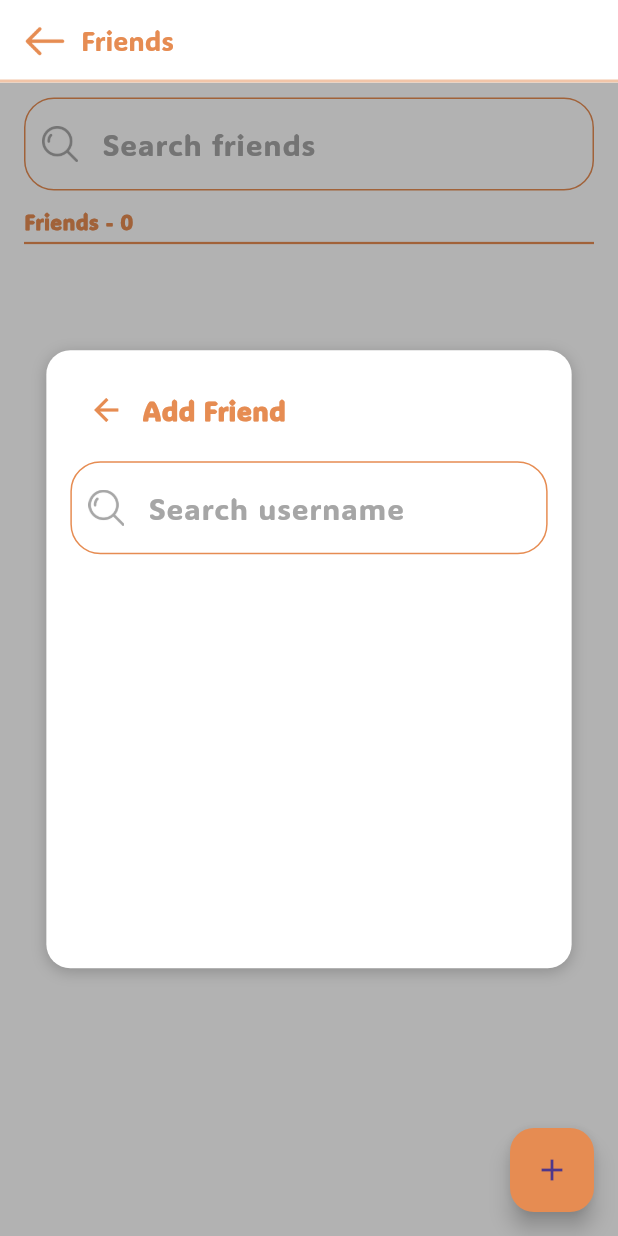
After one commit to nokyalr/mmod_tracker_app, a Flutter app: the FriendsScreen screen opened directly, after a tap on the "add" icon, on a phone screen of 412 x 824 dp. The commit adds this screen. Run offline on Flutter 3.47's test engine with Material 3 defaults, Android fonts, the phone set to English and light mode, and no system bars; our stand-ins replace flutter_cache_manager, shared_preferences; accounts and stored records are empty.

Commit message:
adding friend screen + feature

```diff
--- a/lib/config/constants.dart
+++ b/lib/config/constants.dart
@@ -12,4 +12,5 @@ class APIConfig {
       '$baseUrl/report.php?action=getMoodSummary&user_id';
   static String get fetchReportDates =>
       '$baseUrl/report.php?action=getMoodDates&user_id';
+  static const String getFriends = '$baseUrl/friends.php';
 }
--- a/lib/main.dart
+++ b/lib/main.dart
@@ -3,6 +3,7 @@ import 'package:mood_tracker_app/providers/report_provider.dart';
 import 'package:provider/provider.dart';
 import 'providers/user_provider.dart';
 import 'providers/post_provider.dart';
+import 'providers/friends_provider.dart';
 import 'screens/login_screen.dart';
 
 void main() {
@@ -12,6 +13,7 @@ void main() {
         ChangeNotifierProvider(create: (_) => UserProvider()),
         ChangeNotifierProvider(create: (_) => PostProvider()),
         ChangeNotifierProvider(create: (_) => ReportProvider()),
+        ChangeNotifierProvider(create: (_) => FriendsProvider()),
       ],
       child: const MyApp(),
     ),
--- /dev/null
+++ b/lib/providers/friends_provider.dart
@@ -0,0 +1,61 @@
+import 'dart:convert';
+import 'package:flutter/material.dart';
+import 'package:http/http.dart' as http;
+import '../config/constants.dart';
+
+class FriendsProvider with ChangeNotifier {
+  List<Map<String, dynamic>> _friends = [];
+  List<Map<String, dynamic>> get friends => _friends;
+
+  List<Map<String, dynamic>> _allUsers = [];
+  List<Map<String, dynamic>> get allUsers => _allUsers;
+
+  List<Map<String, dynamic>> filteredUsers = [];
+  List<int> friendIds = [];
+
+  Future<void> fetchFriends(int userId) async {
+    final response = await http.get(
+      Uri.parse('${APIConfig.getFriends}?action=get_friends&user_id=$userId'),
+    );
+    if (response.statusCode == 200) {
+      final data = json.decode(response.body);
+      _friends = List<Map<String, dynamic>>.from(data['friends']);
+      notifyListeners();
+    }
+  }
+
+  Future<void> fetchAllUsers(int userId) async {
+    final response = await http.get(
+      Uri.parse('${APIConfig.getFriends}?action=get_all_users&user_id=$userId'),
+    );
+    if (response.statusCode == 200) {
+      final data = json.decode(response.body);
+      _allUsers = List<Map<String, dynamic>>.from(data['users']);
+      filteredUsers = List.from(_allUsers);
+      notifyListeners();
+    }
+  }
+
+  Future<List<int>> fetchFriendIds(int userId) async {
+    final response = await http.get(
+      Uri.parse(
+          '${APIConfig.getFriends}?action=get_friend_ids&user_id=$userId'),
+    );
+    if (response.statusCode == 200) {
+      final data = json.decode(response.body);
+      friendIds = List<int>.from(data['friend_ids']);
+      notifyListeners();
+      return friendIds;
+    } else {
+      return [];
+    }
+  }
+
+  void searchUsers(String query) {
+    filteredUsers = _allUsers
+        .where((user) =>
+            user['username'].toLowerCase().contains(query.toLowerCase()))
+        .toList();
+    notifyListeners();
+  }
+}
--- a/lib/screens/edit_profile_screen.dart
+++ b/lib/screens/edit_profile_screen.dart
@@ -97,7 +97,7 @@ class EditProfileScreenState extends State<EditProfileScreen> {
         imagePath: 'assets/images/back.png',
         imageHeight: 28,
         titleText: 'Edit Profile',
-        userScreen: const UserScreen(),
+        navigationScreen: const UserScreen(),
         useBorder: true,
         backgroundColor: Colors.white,
         textColor: const Color(0xFFE68C52),
--- /dev/null
+++ b/lib/screens/friends_screen.dart
@@ -0,0 +1,258 @@
+import 'package:flutter/material.dart';
+import 'package:mood_tracker_app/screens/user_screen.dart';
+import 'package:provider/provider.dart';
+import '../providers/friends_provider.dart';
+import '../providers/user_provider.dart';
+import '../widgets/app_bar.dart';
+import '../widgets/text_field.dart';
+
+class FriendsScreen extends StatefulWidget {
+  const FriendsScreen({super.key});
+
+  @override
+  FriendsScreenState createState() => FriendsScreenState();
+}
+
+class FriendsScreenState extends State<FriendsScreen> {
+  final TextEditingController _friendController = TextEditingController();
+  final TextEditingController _searchUsernameController =
+      TextEditingController();
+  String searchQuery = '';
+  bool showOverlay = false;
+
+  List<int> friendIds = [];
+
+  @override
+  void initState() {
+    super.initState();
+    final userId =
+        Provider.of<UserProvider>(context, listen: false).user?['user_id'];
+    if (userId != null) {
+      final friendsProvider =
+          Provider.of<FriendsProvider>(context, listen: false);
+      friendsProvider.fetchFriends(userId);
+      friendsProvider.fetchAllUsers(userId);
+      friendsProvider.fetchFriendIds(userId).then((ids) {
+        setState(() {
+          friendIds = ids;
+        });
+      });
+    }
+  }
+
+  void _openAddFriendOverlay() {
+    setState(() {
+      showOverlay = true;
+      _searchUsernameController.clear();
+    });
+  }
+
+  void _closeAddFriendOverlay() {
+    setState(() {
+      showOverlay = false;
+    });
+  }
+
+  @override
+  Widget build(BuildContext context) {
+    final friendsProvider = Provider.of<FriendsProvider>(context);
+    final friends = friendsProvider.friends;
+    final allUsers = friendsProvider.filteredUsers;
+    final loggedInUserId =
+        Provider.of<UserProvider>(context, listen: false).user?['user_id'];
+
+    final filteredUsers = allUsers
+        .where((user) =>
+            user['user_id'] != loggedInUserId &&
+            !friendIds.contains(user['user_id']))
+        .toList();
+
+    return Scaffold(
+      backgroundColor: Colors.white,
+      appBar: CustomAppBar(
+        useImage: true,
+        imagePath: 'assets/images/back.png',
+        imageHeight: 28,
+        titleText: 'Friends',
+        navigationScreen: const UserScreen(),
+        useBorder: true,
+        backgroundColor: Colors.white,
+        textColor: const Color(0xFFE68C52),
+        imageColor: const Color(0xFFE68C52),
+      ),
+      body: Stack(
+        children: [
+          SingleChildScrollView(
+            child: Column(
+              crossAxisAlignment: CrossAxisAlignment.start,
+              children: [
+                Padding(
+                  padding: const EdgeInsets.symmetric(horizontal: 16.0),
+                  child: Column(
+                    crossAxisAlignment: CrossAxisAlignment.start,
+                    children: [
+                      const SizedBox(height: 10),
+                      CustomTextField(
+                        controller: _friendController,
+                        hintText: 'Search friends',
+                        prefixIconPath: 'assets/images/search.png',
+                        showVisibilityIcon: false,
+                        onChanged: (value) {
+                          setState(() {
+                            searchQuery = value;
+                          });
+                        },
+                      ),
+                      const SizedBox(height: 10),
+                      Text(
+                        'Friends - ${friends.length}',
+                        style: const TextStyle(
+                          fontSize: 14,
+                          fontWeight: FontWeight.bold,
+                          color: Color(0xFFE68C52),
+                        ),
+                      ),
+                      const Divider(
+                        thickness: 1.5,
+                        color: Color(0xFFE68C52),
+                        height: 10,
+                      ),
+                    ],
+                  ),
+                ),
+                ...friends
+                    .where((friend) => friend['name']
+                        .toLowerCase()
+                        .contains(searchQuery.toLowerCase()))
+                    .map((friend) {
+                  return Padding(
+                    padding: const EdgeInsets.symmetric(
+                      horizontal: 16.0,
+                      vertical: 4.0,
+                    ),
+                    child: Row(
+                      children: [
+                        CircleAvatar(
+                          backgroundImage:
+                              AssetImage(friend['profile_picture']),
+                          radius: 24,
+                        ),
+                        const SizedBox(width: 12),
+                        Column(
+                          crossAxisAlignment: CrossAxisAlignment.start,
+                          children: [
+                            Text(
+                              friend['name'] ?? '',
+                              style: const TextStyle(
+                                fontSize: 16,
+                                fontWeight: FontWeight.bold,
+                                color: Colors.black,
+                              ),
+                            ),
+                            Text(
+                              '@${friend['username']}',
+                              style: const TextStyle(
+                                fontSize: 14,
+                                color: Color(0xFFA6A6A6),
+                              ),
+                            ),
+                          ],
+                        ),
+                      ],
+                    ),
+                  );
+                }).toList(),
+              ],
+            ),
+          ),
+          if (showOverlay)
+            GestureDetector(
+              onTap: _closeAddFriendOverlay,
+              child: Container(
+                color: Colors.black.withOpacity(0.3),
+              ),
+            ),
+          if (showOverlay)
+            Center(
+              child: Container(
+                width: MediaQuery.of(context).size.width * 0.85,
+                height: MediaQuery.of(context).size.height * 0.5,
+                decoration: BoxDecoration(
+                  color: Colors.white,
+                  borderRadius: BorderRadius.circular(16),
+                  boxShadow: [
+                    BoxShadow(
+                      color: Colors.black.withOpacity(0.2),
+                      blurRadius: 8,
+                      offset: const Offset(0, 2),
+                    ),
+                  ],
+                ),
+                child: Padding(
+                  padding: const EdgeInsets.all(16.0),
+                  child: Column(
+                    crossAxisAlignment: CrossAxisAlignment.start,
+                    children: [
+                      Row(
+                        children: [
+                          IconButton(
+                            onPressed: _closeAddFriendOverlay,
+                            icon: const Icon(
+                              Icons.arrow_back,
+                              color: Color(0xFFE68C52),
+                            ),
+                          ),
+                          const Text(
+                            'Add Friend',
+                            style: TextStyle(
+                              fontSize: 18,
+                              fontWeight: FontWeight.bold,
+                              color: Color(0xFFE68C52),
+                            ),
+                          ),
+                        ],
+                      ),
+                      const SizedBox(height: 10),
+                      CustomTextField(
+                        controller: _searchUsernameController,
+                        hintText: 'Search username',
+                        prefixIconPath: 'assets/images/search.png',
+                        showVisibilityIcon: false,
+                        onChanged: friendsProvider.searchUsers,
+                      ),
+                      const SizedBox(height: 10),
+                      Expanded(
+                        child: ListView.builder(
+                          itemCount: filteredUsers.length,
+                          itemBuilder: (context, index) {
+                            final user = filteredUsers[index];
+                            return ListTile(
+                              leading: CircleAvatar(
+                                backgroundImage:
+                                    AssetImage(user['profile_picture']),
+                                radius: 20,
+                              ),
+                              title: Text(user['name'] ?? ''),
+                              subtitle: Text('@${user['username']}'),
+                              onTap: () {
+                                // Action when a user is tapped
+                              },
+                            );
+                          },
+                        ),
+                      ),
+                    ],
+                  ),
+                ),
+              ),
+            ),
+        ],
+      ),
+      floatingActionButton: FloatingActionButton(
+        onPressed: _openAddFriendOverlay,
+        backgroundColor: const Color(0xFFE68C52),
+        child: const Icon(Icons.add),
+      ),
+    );
+  }
+}
--- a/lib/widgets/app_bar.dart
+++ b/lib/widgets/app_bar.dart
@@ -4,7 +4,7 @@ class CustomAppBar extends StatelessWidget implements PreferredSizeWidget {
   final bool useImage;
   final String imagePath;
   final double imageHeight;
-  final Widget? userScreen;
+  final Widget? navigationScreen;
   final String titleText;
   final Color textColor;
   final Color? imageColor;
@@ -16,7 +16,7 @@ class CustomAppBar extends StatelessWidget implements PreferredSizeWidget {
     required this.useImage,
     required this.imagePath,
     required this.imageHeight,
-    this.userScreen,
+    this.navigationScreen,
     required this.titleText,
     required this.textColor,
     this.imageColor,
@@ -44,12 +44,12 @@ class CustomAppBar extends StatelessWidget implements PreferredSizeWidget {
           if (useImage)
             GestureDetector(
               onTap: () {
-                if (userScreen != null) {
+                if (navigationScreen != null) {
                   Navigator.pushReplacement(
                     context,
                     PageRouteBuilder(
                       pageBuilder: (context, animation1, animation2) =>
-                          userScreen!,
+                          navigationScreen!,
                       transitionDuration: Duration.zero,
                     ),
                   );
```
Also changed, not shown: lib/screens/user_screen.dart (+8 -16 lines).
